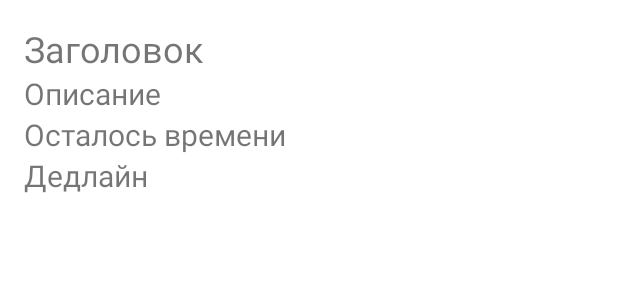
After one commit to MargiLekh/LekhFinalProject, an Android app: the layout fragment_planning_list_item.xml on its own in the app's theme, with its tools: preview values and no code run, on a phone screen of 412 x 824 dp. The commit adds this screen. Shown: the top 300 px of the screen. Run offline under Robolectric (Android 15) with nearby library versions, the phone set to English and light mode, and no system bars.

Commit message:
first screen of planner with recycler, sample data

```diff
--- a/app/build.gradle
+++ b/app/build.gradle
@@ -29,6 +29,9 @@ android {
     kotlinOptions {
         jvmTarget = '1.8'
     }
+    viewBinding {
+        enabled = true
+    }
 }
 
 dependencies {
@@ -40,4 +43,6 @@ dependencies {
     testImplementation 'junit:junit:4.13.2'
     androidTestImplementation 'androidx.test.ext:junit:1.1.3'
     androidTestImplementation 'androidx.test.espresso:espresso-core:3.4.0'
+    implementation 'com.github.kirich1409:viewbindingpropertydelegate:1.5.6'
+    implementation 'com.github.kirich1409:viewbindingpropertydelegate-noreflection:1.5.6'
 }
--- /dev/null
+++ b/app/src/main/res/drawable/ic_plus.xml
@@ -0,0 +1,5 @@
+<vector android:height="24dp" android:tint="#000000"
+    android:viewportHeight="24" android:viewportWidth="24"
+    android:width="24dp" xmlns:android="http://schemas.android.com/apk/res/android">
+    <path android:fillColor="@android:color/white" android:pathData="M12,2C6.48,2 2,6.48 2,12s4.48,10 10,10 10,-4.48 10,-10S17.52,2 12,2zM17,13h-4v4h-2v-4L7,13v-2h4L11,7h2v4h4v2z"/>
+</vector>
--- /dev/null
+++ b/app/src/main/res/drawable/planning_background.xml
@@ -0,0 +1,11 @@
+<?xml version="1.0" encoding="utf-8"?>
+<ripple xmlns:android="http://schemas.android.com/apk/res/android"
+    android:color="#f5f5f5">
+    <item android:id="@android:id/background">
+        <shape android:shape="rectangle">
+            <solid android:color="@color/white" />
+            <corners android:topLeftRadius="15dp" android:topRightRadius="15dp"
+                android:bottomLeftRadius="15dp" android:bottomRightRadius="15dp"/>
+        </shape>
+    </item>
+</ripple>
--- /dev/null
+++ b/app/src/main/res/layout/fragment_planning_list_item.xml
@@ -0,0 +1,50 @@
+<?xml version="1.0" encoding="utf-8"?>
+<androidx.constraintlayout.widget.ConstraintLayout xmlns:android="http://schemas.android.com/apk/res/android"
+    android:layout_width="200dp"
+    android:layout_height="wrap_content"
+    android:layout_margin="16dp"
+    xmlns:tools="http://schemas.android.com/tools"
+    xmlns:app="http://schemas.android.com/apk/res-auto"
+    android:background="@drawable/planning_background">
+
+    <TextView
+        android:id="@+id/title"
+        android:layout_width="0dp"
+        android:layout_height="wrap_content"
+        android:textSize="24sp"
+        tools:text = "Заголовок"
+        android:layout_marginBottom="8dp"
+        app:layout_constraintTop_toTopOf="parent"
+        app:layout_constraintStart_toStartOf="parent"
+        />
+
+    <TextView
+        android:layout_width="0dp"
+        android:layout_height="wrap_content"
+        android:id="@+id/description"
+        android:textSize="20sp"
+        tools:text = "Описание"
+        android:layout_marginBottom="8dp"
+        app:layout_constraintTop_toBottomOf="@id/title"
+        app:layout_constraintStart_toStartOf="parent"/>
+
+    <TextView
+        android:layout_width="0dp"
+        android:layout_height="wrap_content"
+        android:id="@+id/rest_time"
+        android:textSize="20sp"
+        tools:text = "Осталось времени"
+        android:layout_marginBottom="8dp"
+        app:layout_constraintTop_toBottomOf="@id/description"
+        app:layout_constraintStart_toStartOf="parent"/>
+
+    <TextView
+        android:layout_width="0dp"
+        android:layout_height="wrap_content"
+        android:id="@+id/deadline_time"
+        android:textSize="20sp"
+        tools:text = "Дедлайн"
+        app:layout_constraintTop_toBottomOf="@id/rest_time"
+        app:layout_constraintStart_toStartOf="parent"/>
+
+</androidx.constraintlayout.widget.ConstraintLayout>
```
Also changed, not shown: app/src/main/java/com/example/lekhfinalproject/MainActivity.kt (+8 -0 lines), app/src/main/java/com/example/lekhfinalproject/PlanningListFramgent.kt (added, +34 -0 lines), app/src/main/java/com/example/lekhfinalproject/adapter/CustomRecyclerAdapter.kt (added, +36 -0 lines), app/src/main/java/com/example/lekhfinalproject/data/Planning.kt (added, +8 -0 lines), app/src/main/res/layout/activity_main.xml (+4 -4 lines), app/src/main/res/layout/fragment_planning_list.xml (added, +24 -0 lines).
